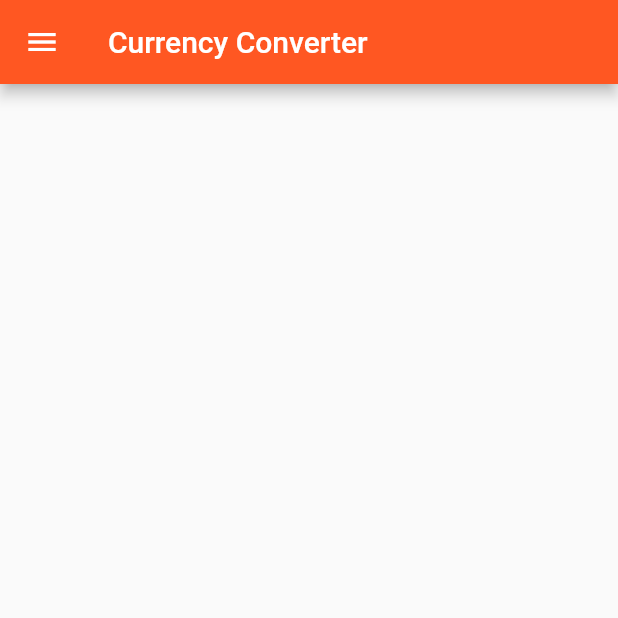
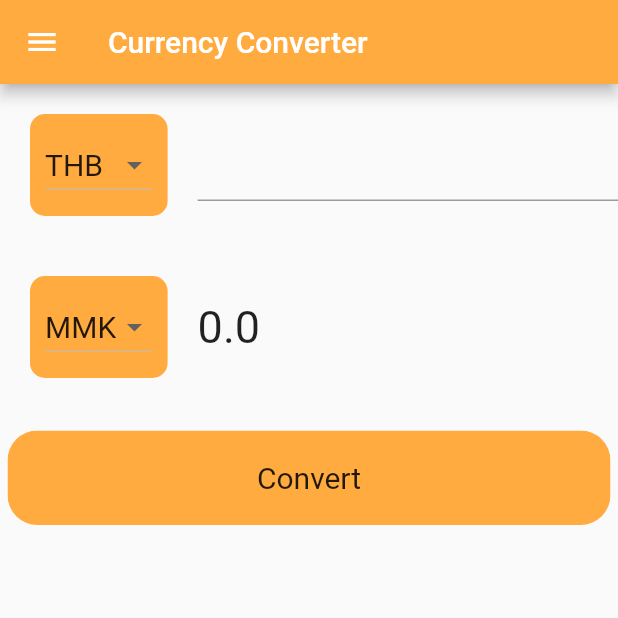
Before and after one commit to Nyi-NyiSoe/calculator_flutter, a Flutter app: the Currency screen opened by its route, on a phone screen of 412 x 824 dp, the top half of it. Run offline on Flutter 3.47's test engine with Material 2 defaults, Android fonts, the phone set to English and light mode, and no system bars; our stand-ins replace math_expressions.

Commit message:
added currency converter

```diff
--- a/lib/components/constant_text.dart
+++ b/lib/components/constant_text.dart
@@ -26,6 +26,10 @@ const List<String> temperatures = [
   'Celcius','Fahrenheit','Kelvin'
 ];
 
+const List<String> measurements = [
+  'Nanometers','Microns','Millimeters','Centimeters','Meters','Kilometers','Inches','Feet','Yards','Miles', 'Nauctical Miles'
+];
+
 const Map<String,Icon> calculatorRouteIcons = {
   BasicCalculator.id : Icon(Icons.calculate),
   ScientificCalculator.id : Icon(Icons.science),
--- a/lib/components/dropdown.dart
+++ b/lib/components/dropdown.dart
@@ -5,23 +5,25 @@ class DropDown extends StatelessWidget {
   final List<String> items;
   late String? selectedValue;
   final Function(String?)? onChanged;
+  final color;
 
   DropDown({
-    super.key,
+    Key? key,
+    required this.color, // Use the key parameter properly
     required this.items,
     required this.selectedValue,
     required this.onChanged,
-  });
+  }) : super(key: key);
 
   @override
   Widget build(BuildContext context) {
     return Container(
       padding: const EdgeInsets.all(10),
       decoration: BoxDecoration(
-          color: Colors.pinkAccent, borderRadius: BorderRadius.circular(10)),
+          color: color, borderRadius: BorderRadius.circular(10)),
       child: DropdownButton<String>(
         borderRadius: BorderRadius.circular(10),
-        dropdownColor: Colors.pinkAccent,
+        dropdownColor: color,
         value: selectedValue,
         items: items.map((String value) {
           return DropdownMenuItem<String>(
--- a/lib/currency_calculator/currency.dart
+++ b/lib/currency_calculator/currency.dart
@@ -1,19 +1,89 @@
+import 'package:calculator/components/buttons.dart';
 import 'package:calculator/components/navigation_drawer.dart';
 import 'package:flutter/material.dart';
+import 'package:calculator/components/dropdown.dart';
+import 'currency_data.dart' as currency_data;
 
-class Currency extends StatelessWidget {
+class Currency extends StatefulWidget {
   static const String id = 'Currency Converter';
-  const Currency({super.key});
+
+
+  @override
+  State<Currency> createState() => _CurrencyState();
+}
+
+class _CurrencyState extends State<Currency> {
+  String? selectedValue1 = 'THB';
+  String? selectedValue2 = 'MMK';
+  double result =0;
+  double c1=0;
+  double c2=0;
+
+
+
 
   @override
   Widget build(BuildContext context) {
     return SafeArea(
-        child: Scaffold(
-      appBar: AppBar(
-        title:const Text('Currency Converter'),
-        backgroundColor: Colors.deepOrange,
+      child: Scaffold(
+        appBar: AppBar(
+          title: const Text('Currency Converter'),
+          backgroundColor: Colors.orangeAccent,
+        ),
+        drawer: const NavigationDrawerScreen(),
+        body: Column(
+          children: [
+           Row(
+            children: [
+               Padding(
+              padding: EdgeInsets.all(20),
+              child: DropDown(
+                  items: currency_data.currencies,
+                  selectedValue: selectedValue1,
+                  color: Colors.orangeAccent,
+                  onChanged: (newValue) {
+                    setState(() {
+                      selectedValue1 = newValue;
+                    });
+                  }),
+            ),
+           Expanded(child: TextField(onChanged: (value) {
+             setState(() {
+               c1=double.parse(value);
+             });
+           },))
+            ],
+           ),
+            Row(
+            children: [
+               Padding(
+              padding: EdgeInsets.all(20),
+              child: DropDown(
+                  items: currency_data.currencies,
+                  selectedValue: selectedValue2,
+                  color: Colors.orangeAccent,
+                  onChanged: (newValue) {
+                    setState(() {
+                      selectedValue1 = newValue;
+                    });
+                  }),
+            ),
+           Expanded(child: Text(c2.toString(),style: TextStyle(fontSize: 30),))
+            ],
+           ),
+           const SizedBox(height: 10,),
+           ButtonsComponent(buttonText: 'Convert',buttonColor: Colors.orangeAccent,onTap: ()async{
+           var multiplyer = await currency_data.CurrencyData().exchange(selectedValue1);
+            result = c1 * multiplyer ;
+            print(result);
+            setState(() {
+              c2 = result;
+            });
+
+           },)
+          ],
+        ),
       ),
-      drawer: const NavigationDrawerScreen(),
-    ));
+    );
   }
 }
--- /dev/null
+++ b/lib/currency_calculator/currency_data.dart
@@ -0,0 +1,195 @@
+import 'package:http/http.dart' as http;
+import 'dart:convert';
+
+
+const currencies = [
+    "AED",
+    "AFN",
+    "ALL",
+    "AMD",
+    "ANG",
+    "AOA",
+    "ARS",
+    "AUD",
+    "AWG",
+    "AZN",
+    "BAM",
+    "BBD",
+    "BDT",
+    "BGN",
+    "BHD",
+    "BIF",
+    "BMD",
+    "BND",
+    "BOB",
+    "BRL",
+    "BSD",
+    "BTC",
+    "BTN",
+    "BWP",
+    "BYN",
+    "BYR",
+    "BZD",
+    "CAD",
+    "CDF",
+    "CHF",
+    "CLF",
+    "CLP",
+    "CNY",
+    "COP",
+    "CRC",
+    "CUC",
+    "CUP",
+    "CVE",
+    "CZK",
+    "DJF",
+    "DKK",
+    "DOP",
+    "DZD",
+    "EGP",
+    "ERN",
+    "ETB",
+    "EUR",
+    "FJD",
+    "FKP",
+    "GBP",
+    "GEL",
+    "GGP",
+    "GHS",
+    "GIP",
+    "GMD",
+    "GNF",
+    "GTQ",
+    "GYD",
+    "HKD",
+    "HNL",
+    "HRK",
+    "HTG",
+    "HUF",
+    "IDR",
+    "ILS",
+    "IMP",
+    "INR",
+    "IQD",
+    "IRR",
+    "ISK",
+    "JEP",
+    "JMD",
+    "JOD",
+    "JPY",
+    "KES",
+    "KGS",
+    "KHR",
+    "KMF",
+    "KPW",
+    "KRW",
+    "KWD",
+    "KYD",
+    "KZT",
+    "LAK",
+    "LBP",
+    "LKR",
+    "LRD",
+    "LSL",
+    "LTL",
+    "LVL",
+    "LYD",
+    "MAD",
+    "MDL",
+    "MGA",
+    "MKD",
+    "MMK",
+    "MNT",
+    "MOP",
+    "MRO",
+    "MUR",
+    "MVR",
+    "MWK",
+    "MXN",
+    "MYR",
+    "MZN",
+    "NAD",
+    "NGN",
+    "NIO",
+    "NOK",
+    "NPR",
+    "NZD",
+    "OMR",
+    "PAB",
+    "PEN",
+    "PGK",
+    "PHP",
+    "PKR",
+    "PLN",
+    "PYG",
+    "QAR",
+    "RON",
+    "RSD",
+    "RUB",
+    "RWF",
+    "SAR",
+    "SBD",
+    "SCR",
+    "SDG",
+    "SEK",
+    "SGD",
+    "SHP",
+    "SLL",
+    "SOS",
+    "SSP",
+    "SRD",
+    "STD",
+    "SYP",
+    "SZL",
+    "THB",
+    "TJS",
+    "TMT",
+    "TND",
+    "TOP",
+    "TRY",
+    "TTD",
+    "TWD",
+    "TZS",
+    "UAH",
+    "UGX",
+    "USD",
+    "UYU",
+    "UZS",
+    "VEF",
+    "VES",
+    "VND",
+    "VUV",
+    "WST",
+    "XAF",
+    "XAG",
+    "XAU",
+    "XCD",
+    "XDR",
+    "XOF",
+    "XPF",
+    "YER",
+    "ZAR",
+    "ZMK",
+    "ZMW",
+    "ZWL"
+];
+
+const url = "http://api.exchangeratesapi.io/v1/latest?access_key=";
+const apikey = "0e4941a67836f5644f5ea68d3007b828";
+
+class CurrencyData {
+  Future exchange(String? selectedCurrency1)async{
+    String requestURL ="$url$apikey";
+    http.Response response = await http.get(Uri.parse(requestURL));
+    if(response.statusCode == 200){
+      var decodeData = jsonDecode(response.body);
+
+      print(decodeData['rates'][selectedCurrency1]);
+       return decodeData['rates'][selectedCurrency1];
+    }
+
+
+
+  }
+
+}
--- a/lib/length_calculator/length.dart
+++ b/lib/length_calculator/length.dart
@@ -1,19 +1,66 @@
+import 'package:calculator/components/buttons.dart';
+import 'package:calculator/components/dropdown.dart';
 import 'package:calculator/components/navigation_drawer.dart';
 import 'package:flutter/material.dart';
+import 'package:calculator/components/constant_text.dart' as constants;
 
-class Length extends StatelessWidget {
+class Length extends StatefulWidget {
   static const String id = 'Length Converter';
   const Length({super.key});
 
+  @override
+  State<Length> createState() => _LengthState();
+}
+
+class _LengthState extends State<Length> {
+  String? selectedValue1 = 'Nanometers';
+  String? selectedValue2 = 'Inches';
+  double? answer = 0;
   @override
   Widget build(BuildContext context) {
     return SafeArea(
         child: Scaffold(
       appBar: AppBar(
-        title: Text('Length Converter'),
+        title: const Text('Length Converter'),
         backgroundColor: Colors.blueGrey,
       ),
-      drawer: NavigationDrawerScreen(),
+      drawer: const NavigationDrawerScreen(),
+      body: Column(
+
+        crossAxisAlignment: CrossAxisAlignment.center,
+        children: [
+          lengthLayout(selectedValue1,TextField(),(newValue){
+            setState(() {
+              selectedValue1 = newValue;
+            });
+          }),
+          const Icon(Icons.keyboard_double_arrow_down_sharp,size: 100,),
+          lengthLayout(selectedValue2,Text(answer.toString(),style: TextStyle(fontSize: 40),),(newValue){
+            setState(() {
+              selectedValue2 = newValue;
+            });
+          }),
+
+        ],
+      ),
     ));
   }
+
+  Padding lengthLayout(String? value,Widget widget,Function(String?)? onChanged) {
+    return Padding(
+          padding: const EdgeInsets.all(10.0),
+          child: Row(
+            mainAxisAlignment: MainAxisAlignment.spaceEvenly,
+            children: [
+              DropDown(
+                  color: Colors.grey,
+                  items: constants.measurements,
+                  selectedValue: value,
+                  onChanged: onChanged),
+                  const Icon(Icons.arrow_forward),
+                  Container(width: 150,child: widget)
+            ],
+          ),
+        );
+  }
 }
--- a/lib/main.dart
+++ b/lib/main.dart
@@ -24,7 +24,7 @@ class MyApp extends StatelessWidget {
         BasicCalculator.id:(context) => const BasicCalculator(),
         ScientificCalculator.id:(context) =>const ScientificCalculator(),
         ProgrammerCalculator.id:(context) =>const ProgrammerCalculator(),
-        Currency.id:(context) =>const Currency(),
+        Currency.id:(context) => Currency(),
          Length.id:(context) =>const Length(),
          Temperature.id:(context) =>const Temperature()
       },
--- a/lib/temperature_calculator/temperature.dart
+++ b/lib/temperature_calculator/temperature.dart
@@ -73,8 +73,10 @@ class _TemperatureState extends State<Temperature> {
                   Column(
                     children: [
                       DropDown(
+
                       items: constants.temperatures,
                       selectedValue: selectedTemp ,
+                      color: Colors.pinkAccent,
                       onChanged: (newValue){
                        setState(() {
                           selectedTemp = newValue ?? 'Celcius';
--- a/pubspec.yaml
+++ b/pubspec.yaml
@@ -37,6 +37,7 @@ dependencies:
   cupertino_icons: ^1.0.2
   math_expressions: ^2.4.0
   provider: ^6.0.5
+  http: ^1.1.0
 
 dev_dependencies:
   flutter_test:
```
Also changed, not shown: pubspec.lock.
